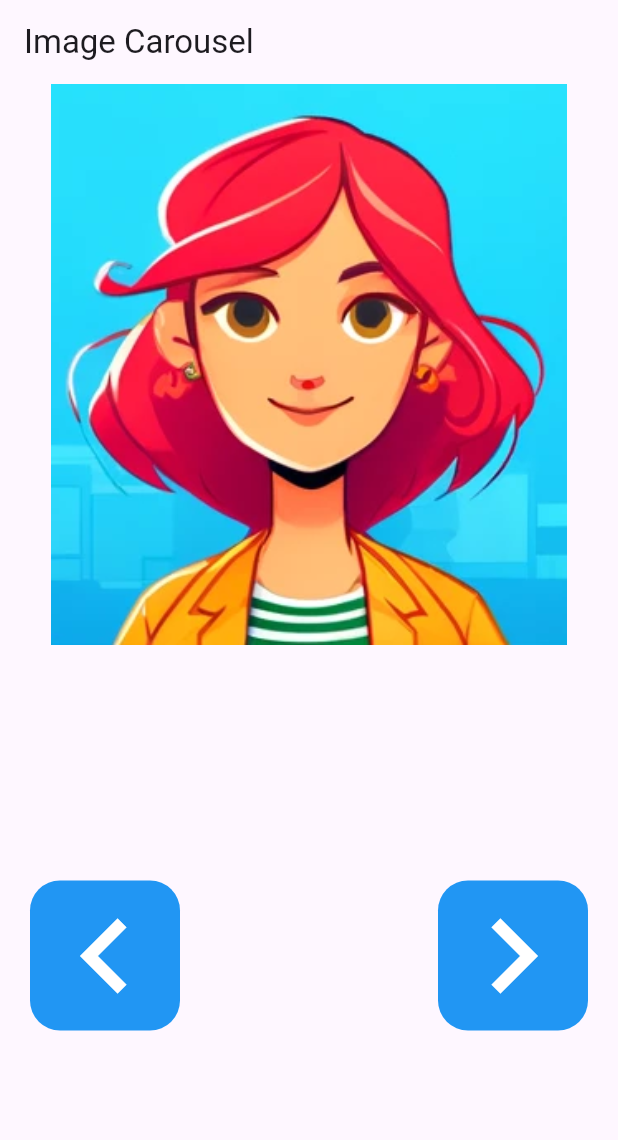
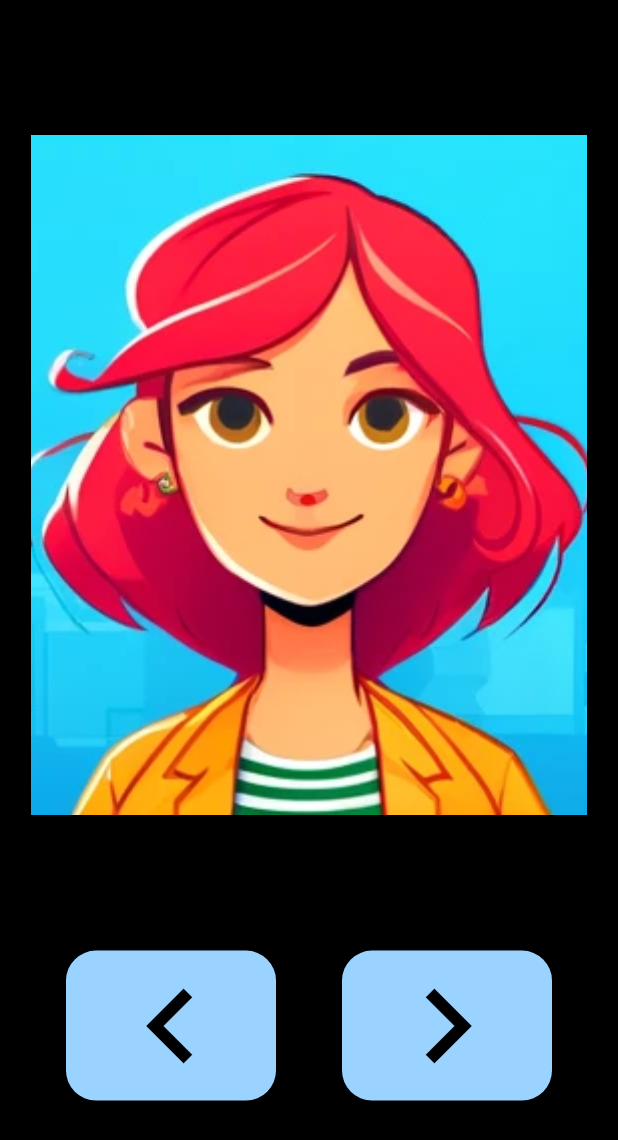
Before and after one commit to Luis8510/FWPM-Mobile-Applikationen-Second-Portfolio, a Flutter app: the screen it shows after launch, after a tap on the "chevron right" icon, on a phone screen of 412 x 824 dp. Shown: the top 1140 px of the screen. Run offline on Flutter 3.47's test engine with Material 3 defaults, Android fonts, the phone set to English and light mode, and no system bars.

Commit message:
Final Version

```diff
--- a/lib/main.dart
+++ b/lib/main.dart
@@ -1,7 +1,7 @@
 import 'package:flutter/material.dart';
 
 void main() {
-  runApp(CarouselApp());
+  runApp(const CarouselApp());
 }
 
 class CarouselApp extends StatefulWidget {
@@ -20,73 +20,72 @@ class _CarouselAppState extends State<CarouselApp> {
     'assets/images/avatar5.png'
   ];
 
-  int currentIndex = 0;
+  int _currentIndex = 0;
+
+  updateIndex(int updateValue) {
+    setState(() {
+      _currentIndex = (_currentIndex + updateValue) % imagePaths.length;
+    });
+  }
 
   @override
   Widget build(BuildContext context) {
     return MaterialApp(
+      debugShowCheckedModeBanner: false,
       home: Scaffold(
-        appBar: AppBar(
-          title: const Text('Image Carousel'),
-        ),
+        backgroundColor: Colors.black,
         body: Center(
           child: Column(
-            mainAxisAlignment: MainAxisAlignment.center,
+            mainAxisAlignment: MainAxisAlignment.spaceEvenly,
             children: [
-              Expanded(
+              SizedBox(
+                width: MediaQuery.of(context).size.width * 0.9,
+                height: MediaQuery.of(context).size.height * 0.55,
                 child: Image.asset(
-                  imagePaths[currentIndex],
+                  imagePaths[_currentIndex],
                   fit: BoxFit.cover,
                 ),
               ),
-              const SizedBox(height: 20),
-              Expanded(
-                child: Padding(
-                  padding: const EdgeInsets.symmetric(horizontal: 20.0),
-                  child: Row(
-                    mainAxisAlignment: MainAxisAlignment.spaceBetween,
+              Row(
+                mainAxisAlignment: MainAxisAlignment.spaceEvenly,
                 children: [
-                      Container(
+                  GestureDetector(
+                    onTap: () {
+                      updateIndex(-1);
+                    },
+                    child: Container(
+                      width: 140,
+                      height: 100,
                       decoration: BoxDecoration(
                         borderRadius: BorderRadius.circular(20),
-                          color: Colors.blue,
+                        color: const Color.fromARGB(255, 154, 211, 255),
                       ),
-                        child: GestureDetector(
-                          onTap: () {
-                            setState(() {
-                              currentIndex =
-                                  (currentIndex - 1) % imagePaths.length;
-                            });
-                          },
                       child: const Icon(
-                            color: Colors.white,
+                        color: Colors.black,
                         Icons.chevron_left,
                         size: 100,
                       ),
                     ),
                   ),
-                      Container(
+                  GestureDetector(
+                    onTap: () {
+                      updateIndex(1);
+                    },
+                    child: Container(
+                      width: 140,
+                      height: 100,
                       decoration: BoxDecoration(
                         borderRadius: BorderRadius.circular(20),
-                          color: Colors.blue,
+                        color: const Color.fromARGB(255, 154, 211, 255),
                       ),
-                        child: GestureDetector(
-                          onTap: () {
-                            setState(() {
-                              currentIndex =
-                                  (currentIndex + 1) % imagePaths.length;
-                            });
-                          },
                       child: const Icon(
-                            color: Colors.white,
+                        color: Colors.black,
                         Icons.chevron_right,
                         size: 100,
                       ),
                     ),
                   ),
                 ],
-                  ),
-                ),
               )
             ],
           ),
```
Lines whose indentation alone changed are shown as unchanged.
